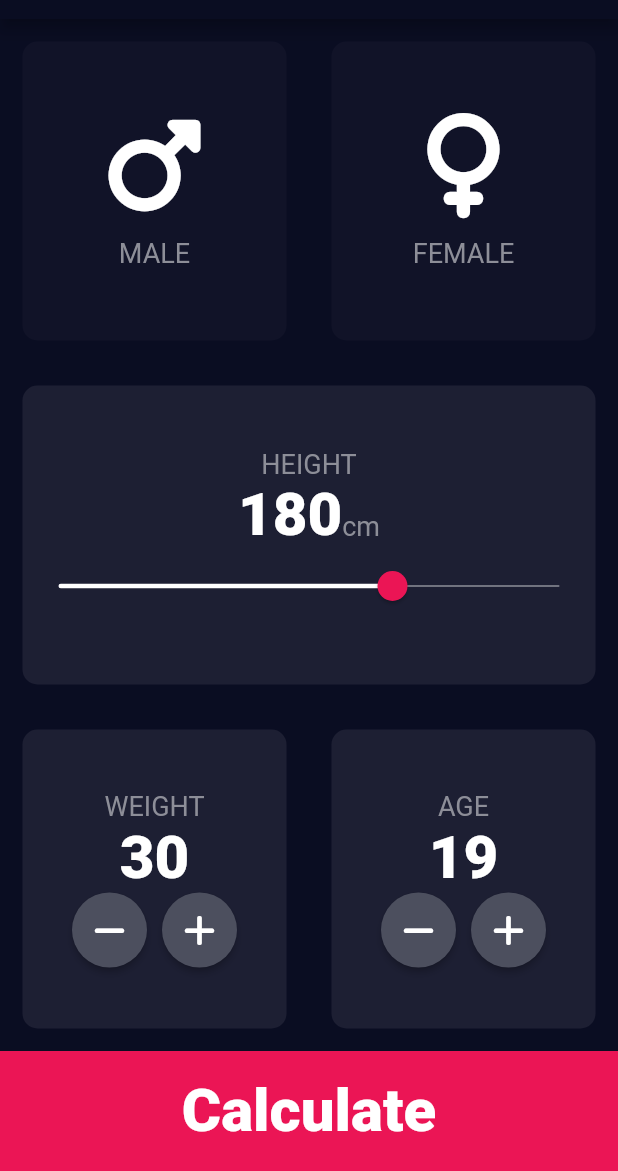
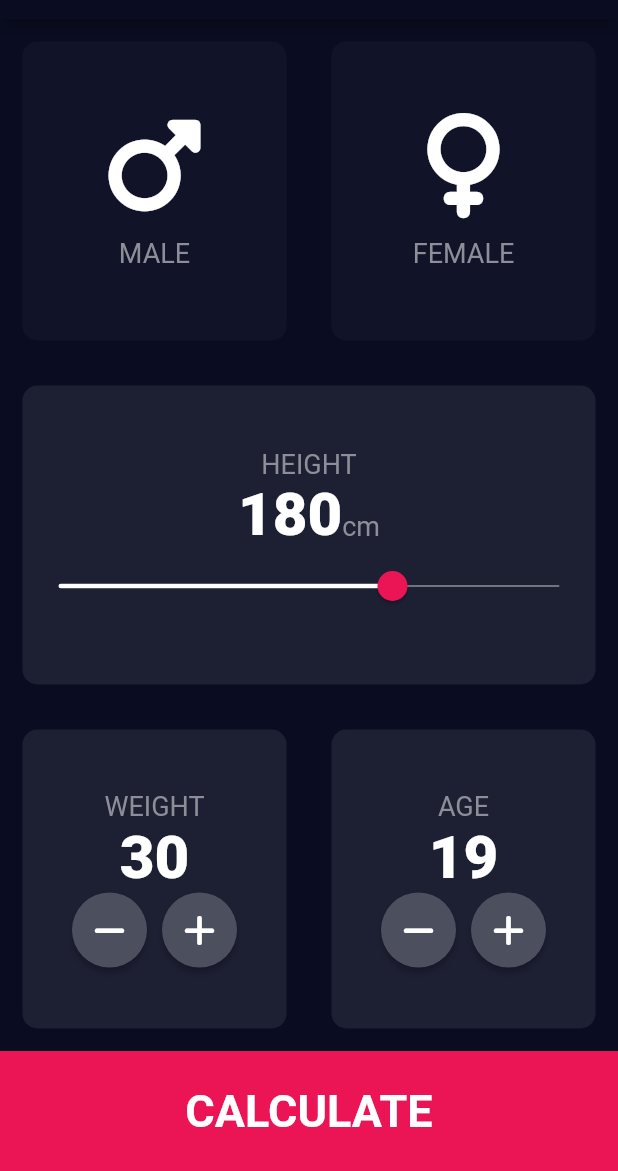
Before and after one commit to MahmoodHashem/BMI-Calculator, a Flutter app: the screen it shows after launch, on a phone screen of 412 x 824 dp, the part 65-1236 px from its top. Run offline on Flutter 3.47's test engine with Material 2 defaults, Android fonts, the phone set to English and light mode, and no system bars; our stand-ins replace font_awesome_flutter.

Commit message:
The app was completed.

```diff
--- /dev/null
+++ b/lib/components/bottom_container.dart
@@ -0,0 +1,25 @@
+
+import '../constants.dart';
+import 'package:flutter/material.dart';
+
+class BottomContainer extends StatelessWidget {
+
+  BottomContainer({required this.navigate, required this.title});
+
+
+  final Function()? navigate;
+  final String title;
+
+  @override
+  Widget build(BuildContext context) {
+    return GestureDetector(
+      onTap:navigate,
+      child: Container(
+        color: kBottomContainerColor,
+        height: kBottomContainerHeight,
+        width: double.infinity,
+        child:Center(child:  Text(title, style:kResultBottunStyle)),
+      ),
+    );
+  }
+}
--- a/lib/icon_content.dart
+++ b/lib/components/icon_content.dart
@@ -1,6 +1,6 @@
 
 import 'package:flutter/material.dart';
-import 'constants.dart';
+import '../constants.dart';
 
 
 class IconContent extends StatelessWidget {
--- /dev/null
+++ b/lib/components/roundIconButton_widget.dart
@@ -0,0 +1,25 @@
+
+import 'package:flutter/material.dart';
+
+class RoundIconButton extends StatelessWidget {
+
+  RoundIconButton({this.icon, this.onPress});
+
+  final IconData? icon;
+  final Function()? onPress;
+
+  @override
+  Widget build(BuildContext context) {
+    return RawMaterialButton(
+
+      shape: const CircleBorder(),
+      constraints: const BoxConstraints.tightFor(
+          width: 50.0,
+          height: 50.0
+      ),
+      fillColor: const Color(0xFF4C4F5E),
+      onPressed: onPress,
+      child: Icon(icon),
+    );
+  }
+}
--- a/lib/constants.dart
+++ b/lib/constants.dart
@@ -8,3 +8,6 @@ const kBottomContainerColor = Color(0xFFEB1555);
 
 const kLabelTextStyle = TextStyle(fontSize: 18.0, color:Color(0xFF8D8E98));
 const kNumberTextStyle = TextStyle(fontSize: 40.0, fontWeight: FontWeight.w900);
+const kResultBottunStyle = TextStyle(fontSize: 30, fontWeight: FontWeight.bold);
+
+const kTitleStyle = TextStyle(fontSize: 50, fontWeight: FontWeight.bold);
--- a/lib/input_page.dart
+++ /dev/null
@@ -1,223 +0,0 @@
-import 'package:flutter/material.dart';
-import 'package:font_awesome_flutter/font_awesome_flutter.dart';
-import 'reusable_card.dart';
-import 'icon_content.dart';
-import 'constants.dart';
-import 'results_page.dart';
-
-
-enum Gender{ male, female}
-
-class InputPage extends StatefulWidget {
-  const InputPage({Key? key}) : super(key: key);
-
-  @override
-  State<InputPage> createState() => _InputPageState();
-}
-
-class _InputPageState extends State<InputPage> {
-
-  Gender? selectedGender;
-  int height = 180;
-  int weight = 30;
-  int age = 19;
-
-  @override
-  Widget build(BuildContext context) {
-    return  Scaffold(
-      appBar: AppBar(
-        title: const Text("BMI Calculator"),
-        centerTitle: true,
-      ),
-      body: Column(
-        children: [
-          Expanded(
-            child: Row(
-              children: [
-                Expanded(
-                  child: ReusableCard(
-                    updateColor: (){
-                      setState(() {
-                        selectedGender = Gender.male;
-                      });
-                    },
-                    colour: selectedGender == Gender.male ? kActiveCardColour: kInactiveCardColour,
-                    cardChild: IconContent(
-                      icon: FontAwesomeIcons.mars,
-                      label: "MALE"
-                    ),
-                  ),
-                ),
-                Expanded(
-                  child: ReusableCard(
-                    updateColor: (){
-                      setState(() {
-                        selectedGender = Gender.female;
-                      });
-                    },
-                    colour: selectedGender == Gender.female? kActiveCardColour: kInactiveCardColour,
-                    cardChild: IconContent(
-                    icon: FontAwesomeIcons.venus,
-                    label: "FEMALE"
-                    ),
-                  ),
-                ),
-              ],
-            ),
-          ),
-          Expanded(
-            child: ReusableCard(
-              cardChild:   Column(
-                mainAxisAlignment: MainAxisAlignment.center,
-                children: [
-                 const Text("HEIGHT", style: kLabelTextStyle,),
-                  Row(
-                    mainAxisAlignment: MainAxisAlignment.center,
-                    crossAxisAlignment: CrossAxisAlignment.baseline,
-                    textBaseline: TextBaseline.alphabetic,
-                    children: [
-                      Text(height.toString(),
-                        style: kNumberTextStyle,),
-                      const Text("cm", style: kLabelTextStyle)
-                    ],
-                  ),
-                  SliderTheme(
-                    data: SliderTheme.of(context).copyWith(
-                      trackHeight: 1.0,
-                      activeTrackColor: Colors.white,
-                      inactiveTrackColor:  const Color(0xFF8D8E98),
-                      thumbColor: const Color(0xFFEB1555),
-                      overlayColor: const Color(0x29EB1555),
-                    ),
-                    child: Slider(
-                        value: height.toDouble(),
-                        min: 100.0,
-                        max: 220.0,
-                        onChanged: (double newValue){
-                         setState(() {
-                           height = newValue.round();
-                         });
-                        }),
-                  ),
-                ],
-              ),
-              colour: kActiveCardColour,
-            ),
-          ),
-          Expanded(
-            child: Row(
-              children: [
-                Expanded(
-                  child: ReusableCard(
-                    cardChild: Column(
-                      mainAxisAlignment: MainAxisAlignment.center,
-                      children: [
-                        const Text("WEIGHT", style: kLabelTextStyle,),
-                        Text(weight.toString(), style: kNumberTextStyle,),
-                        Row(
-                          mainAxisAlignment: MainAxisAlignment.center,
-                          children: [
-                            RoundIconButton(
-                              icon: FontAwesomeIcons.minus,
-                              onPress: (){
-                                setState(() {
-                                  if(weight > 0) {
-                                    weight--;
-                                  }
-                                });
-                              },
-                            ),
-                            const SizedBox(width: 10.0,),
-                            RoundIconButton(
-                              icon: FontAwesomeIcons.plus,
-                              onPress: (){
-                                setState(() {
-                                    weight++;
-                                });
-                              },
-                            ),
-                          ],
-                        ),
-                      ],
-                    ),
-                    colour: kActiveCardColour,
-                  ),
-                ),
-                Expanded(
-                  child: ReusableCard(
-                    cardChild: Column(
-                      mainAxisAlignment: MainAxisAlignment.center,
-                      children: [
-                        const Text("AGE", style: kLabelTextStyle,),
-                        Text(age.toString(), style: kNumberTextStyle,),
-                        Row(
-                          mainAxisAlignment: MainAxisAlignment.center,
-                          children: [
-                            RoundIconButton(
-                              icon: FontAwesomeIcons.minus,
-                              onPress: (){
-                                setState(() {
-                                  if(age > 0) {
-                                    age--;
-                                  }
-                                });
-                              },
-                            ),
-                            const SizedBox(width: 10.0,),
-                            RoundIconButton(
-                              icon: FontAwesomeIcons.plus,
-                              onPress: (){
-                                setState(() {
-                                  age++;
-                                });
-                              },
-                            ),
-                          ],
-                        ),
-                      ],
-                    ),
-                    colour: kActiveCardColour,
-                  ),
-                ),
-              ],
-            ),
-          ),
-          GestureDetector(
-            onTap: (){
-            Navigator.push(context, MaterialPageRoute(builder: (context) => Result()));
-            },
-            child: Container(
-              color: kBottomContainerColor,
-              height: kBottomContainerHeight,
-              width: double.infinity,
-              child: const Center(child:  Text("Calculate", style: kNumberTextStyle)),
-            ),
-          )
-        ],
-      )
-    );
-  }
-}
-
-class RoundIconButton extends StatelessWidget {
-
-  RoundIconButton({this.icon, this.onPress});
-
-  final IconData? icon;
-  final Function()? onPress;
-
-  @override
-  Widget build(BuildContext context) {
-    return RawMaterialButton(
-
-      shape: const CircleBorder(),
-      constraints: const BoxConstraints.tightFor(
-          width: 50.0,
-          height: 50.0
-        ),
-      fillColor: const Color(0xFF4C4F5E),
-      onPressed: onPress,
-      child: Icon(icon),
-    );
-  }
-}
--- a/lib/main.dart
+++ b/lib/main.dart
@@ -1,6 +1,6 @@
 import 'package:flutter/material.dart';
-import 'input_page.dart';
-
+import 'screens/input_page.dart';
+import 'screens/results_page.dart';
 
 void main() {
   runApp(const BMICalculator());
@@ -17,7 +17,7 @@ class BMICalculator extends StatelessWidget {
           colorScheme: ThemeData().colorScheme.copyWith(primary: const Color(0xFF0A0D22),),
           scaffoldBackgroundColor: const Color(0xFF0A0D22),
         ),
-        home: const InputPage()
+        home: const InputPage(),
     );
   }
 }
--- /dev/null
+++ b/lib/screens/input_page.dart
@@ -0,0 +1,228 @@
+import 'package:flutter/material.dart';
+import 'package:font_awesome_flutter/font_awesome_flutter.dart';
+import '../components/reusable_card.dart';
+import '../components/icon_content.dart';
+import '../constants.dart';
+import 'results_page.dart';
+import '../components/roundIconButton_widget.dart';
+import '../components/bottom_container.dart';
+import 'package:bmi/components/calculator_brain.dart';
+
+enum Gender { male, female }
+
+class InputPage extends StatefulWidget {
+  const InputPage({Key? key}) : super(key: key);
+
+  @override
+  State<InputPage> createState() => _InputPageState();
+}
+
+class _InputPageState extends State<InputPage> {
+  Gender? selectedGender;
+  int height = 180;
+  int weight = 30;
+  int age = 19;
+
+  @override
+  Widget build(BuildContext context) {
+    return Scaffold(
+        appBar: AppBar(
+          title: const Text("BMI Calculator"),
+          centerTitle: true,
+        ),
+        body: Column(
+          children: [
+            Expanded(
+              child: Row(
+                children: [
+                  Expanded(
+                    child: ReusableCard(
+                      updateColor: () {
+                        setState(() {
+                          selectedGender = Gender.male;
+                        });
+                      },
+                      colour: selectedGender == Gender.male
+                          ? kActiveCardColour
+                          : kInactiveCardColour,
+                      cardChild: IconContent(
+                          icon: FontAwesomeIcons.mars, label: "MALE"),
+                    ),
+                  ),
+                  Expanded(
+                    child: ReusableCard(
+                      updateColor: () {
+                        setState(() {
+                          selectedGender = Gender.female;
+                        });
+                      },
+                      colour: selectedGender == Gender.female
+                          ? kActiveCardColour
+                          : kInactiveCardColour,
+                      cardChild: IconContent(
+                          icon: FontAwesomeIcons.venus, label: "FEMALE"),
+                    ),
+                  ),
+                ],
+              ),
+            ),
+            Expanded(
+              child: ReusableCard(
+                cardChild: Column(
+                  mainAxisAlignment: MainAxisAlignment.center,
+                  children: [
+                    const Text(
+                      "HEIGHT",
+                      style: kLabelTextStyle,
+                    ),
+                    Row(
+                      mainAxisAlignment: MainAxisAlignment.center,
+                      crossAxisAlignment: CrossAxisAlignment.baseline,
+                      textBaseline: TextBaseline.alphabetic,
+                      children: [
+                        Text(
+                          height.toString(),
+                          style: kNumberTextStyle,
+                        ),
+                        const Text("cm", style: kLabelTextStyle)
+                      ],
+                    ),
+                    SliderTheme(
+                      data: SliderTheme.of(context).copyWith(
+                        trackHeight: 1.0,
+                        activeTrackColor: Colors.white,
+                        inactiveTrackColor: const Color(0xFF8D8E98),
+                        thumbColor: const Color(0xFFEB1555),
+                        overlayColor: const Color(0x29EB1555),
+                      ),
+                      child: Slider(
+                          value: height.toDouble(),
+                          min: 100.0,
+                          max: 220.0,
+                          onChanged: (double newValue) {
+                            setState(() {
+                              height = newValue.round();
+                            });
+                          }),
+                    ),
+                  ],
+                ),
+                colour: kActiveCardColour,
+              ),
+            ),
+            Expanded(
+              child: Row(
+                children: [
+                  Expanded(
+                    child: ReusableCard(
+                      cardChild: Column(
+                        mainAxisAlignment: MainAxisAlignment.center,
+                        children: [
+                          const Text(
+                            "WEIGHT",
+                            style: kLabelTextStyle,
+                          ),
+                          Text(
+                            weight.toString(),
+                            style: kNumberTextStyle,
+                          ),
+                          Row(
+                            mainAxisAlignment: MainAxisAlignment.center,
+                            children: [
+                              RoundIconButton(
+                                icon: FontAwesomeIcons.minus,
+                                onPress: () {
+                                  setState(() {
+                                    if (weight > 0) {
+                                      weight--;
+                                    }
+                                  });
+                                },
+                              ),
+                              const SizedBox(
+                                width: 10.0,
+                              ),
+                              RoundIconButton(
+                                icon: FontAwesomeIcons.plus,
+                                onPress: () {
+                                  setState(() {
+                                    weight++;
+                                  });
+                                },
+                              ),
+                            ],
+                          ),
+                        ],
+                      ),
+                      colour: kActiveCardColour,
+                    ),
+                  ),
+                  Expanded(
+                    child: ReusableCard(
+                      cardChild: Column(
+                        mainAxisAlignment: MainAxisAlignment.center,
+                        children: [
+                          const Text(
+                            "AGE",
+                            style: kLabelTextStyle,
+                          ),
+                          Text(
+                            age.toString(),
+                            style: kNumberTextStyle,
+                          ),
+                          Row(
+                            mainAxisAlignment: MainAxisAlignment.center,
+                            children: [
+                              RoundIconButton(
+                                icon: FontAwesomeIcons.minus,
+                                onPress: () {
+                                  setState(() {
+                                    if (age > 0) {
+                                      age--;
+                                    }
+                                  });
+                                },
+                              ),
+                              const SizedBox(
+                                width: 10.0,
+                              ),
+                              RoundIconButton(
+                                icon: FontAwesomeIcons.plus,
+                                onPress: () {
+                                  setState(() {
+                                    age++;
+                                  });
+                                },
+                              ),
+                            ],
+                          ),
+                        ],
+                      ),
+                      colour: kActiveCardColour,
+                    ),
+                  ),
+                ],
+              ),
+            ),
+            BottomContainer(
+              navigate: () {
+                CalculatorBrain c =
+                    CalculatorBrain(height: height, weight: weight);
+
+                Navigator.push(
+                  context,
+                  MaterialPageRoute(
+                    builder: (context) => Result(
+                      bmi: c.bmiCalculation(),
+                      interpretation: c.getInterpretation(),
+                      result: c.getResult(),
+                    ),
+                  ),
+                );
+              },
+              title: "CALCULATE",
+            )
+          ],
+        ));
+  }
+}
```
Also changed, not shown: lib/components/calculator_brain.dart (added, +37 -0 lines), lib/results_page.dart (deleted, +0 -18 lines), lib/screens/results_page.dart (added, +57 -0 lines), lib/components/reusable_card.dart (renamed from lib/reusable_card.dart).
